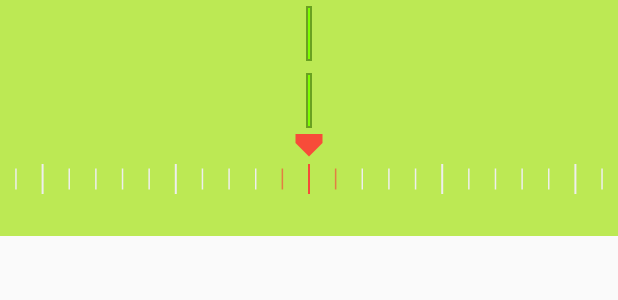
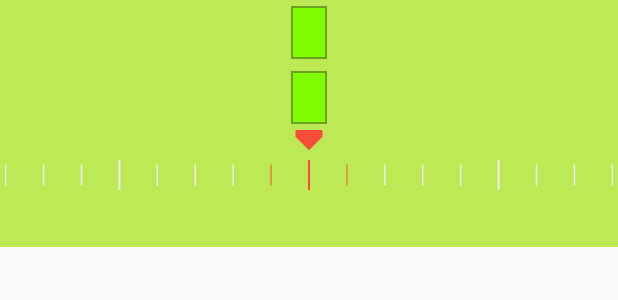
Before and after one commit to riopapa/GymCount, an Android app: the layout get_number.xml on its own in the app's theme, with its tools: preview values and no code run, on a phone screen of 412 x 824 dp. Shown: the top 300 px of the screen. Run offline under Robolectric (Android 15) with nearby library versions, the light colour scheme and no system bars.

Commit message:
Add WheelView for repeat count

```diff
--- a/app/src/main/java/com/urrecliner/andriod/gxcount/RecyclerViewAdapter.java
+++ b/app/src/main/java/com/urrecliner/andriod/gxcount/RecyclerViewAdapter.java
@@ -318,7 +318,7 @@ public class RecyclerViewAdapter extends RecyclerView.Adapter<RecyclerViewAdapte
                 List <String> getKeepMaxTable() {
 
                     List<String> result = new ArrayList<>();
-                    for (int i = 0; i < 20; i++) result.add("" + i);
+                    for (int i = 0; i < 21; i++) result.add("" + i);
                     return result;
                 }
 
--- a/app/src/main/java/com/urrecliner/andriod/gxcount/WheelView.java
+++ b/app/src/main/java/com/urrecliner/andriod/gxcount/WheelView.java
@@ -14,6 +14,7 @@ import android.support.v4.view.ViewCompat;
 import android.text.TextPaint;
 import android.text.TextUtils;
 import android.util.AttributeSet;
+import android.util.Log;
 import android.view.GestureDetector;
 import android.view.MotionEvent;
 import android.view.SoundEffectConstants;
@@ -90,8 +91,8 @@ public class WheelView extends View implements GestureDetector.OnGestureListener
 		mMarkTextColor = 0xFF666666;
 		mMarkColor = 0xFFEEEEEE;
 		mCursorSize = density * 18;
-		mCenterTextSize = density * 22;
-		mNormalTextSize = density * 18;
+		mCenterTextSize = density * 32; // 22;
+		mNormalTextSize = density * 28; // 18;
 		mBottomSpace = density * 6;
 
 		TypedArray ta = attrs == null ? null : getContext().obtainStyledAttributes(attrs, R.styleable.lwvWheelView);
@@ -107,6 +108,7 @@ public class WheelView extends View implements GestureDetector.OnGestureListener
 			mCursorSize = ta.getDimension(R.styleable.lwvWheelView_lwvCursorSize, mCursorSize);
 		}
 		mFadeMarkColor = mHighlightColor & 0xAAFFFFFF;
+		Log.w("fademark",""+mFadeMarkColor);
 		mIntervalFactor = Math.max(1, mIntervalFactor);
 		mMarkRatio = Math.min(1, mMarkRatio);
 		mTopSpace = mCursorSize + density * 2;
@@ -225,7 +227,7 @@ public class WheelView extends View implements GestureDetector.OnGestureListener
 
 		mCenterIndicatorPath.reset();
 		float sizeDiv2 = mCursorSize / 2f;
-		float sizeDiv3 = mCursorSize / 3f;
+		float sizeDiv3 = mCursorSize / 4f;  // 3f;
 		mCenterIndicatorPath.moveTo(mMaxOverScrollDistance - sizeDiv2 + getScrollX(), 0);
 		mCenterIndicatorPath.rLineTo(0, sizeDiv3);
 		mCenterIndicatorPath.rLineTo(sizeDiv2, sizeDiv2);
--- a/app/src/main/res/layout/get_number.xml
+++ b/app/src/main/res/layout/get_number.xml
@@ -10,11 +10,14 @@
         android:layout_width="wrap_content"
         android:layout_height="wrap_content"
         android:layout_margin="4dp"
-        android:padding="2dp"
+        android:paddingTop="4dp"
+        android:paddingBottom="4dp"
+        android:paddingLeft="12dp"
+        android:paddingRight="12dp"
         android:background="@drawable/backborder"
         android:text=""
         android:layout_gravity="center"
-        android:textSize="24sp"
+        android:textSize="20sp"
         android:textStyle="bold"
         android:textColor="@color/cardRun"/>
 
@@ -23,11 +26,14 @@
         android:layout_width="wrap_content"
         android:layout_height="wrap_content"
         android:layout_margin="4dp"
-        android:padding="2dp"
+        android:paddingTop="4dp"
+        android:paddingBottom="4dp"
+        android:paddingLeft="12dp"
+        android:paddingRight="12dp"
         android:background="@drawable/backborder"
         android:text=""
         android:layout_gravity="center"
-        android:textSize="24sp"
+        android:textSize="20sp"
         android:textStyle="bold"
         android:textColor="@color/cardRun"/>
 
```
